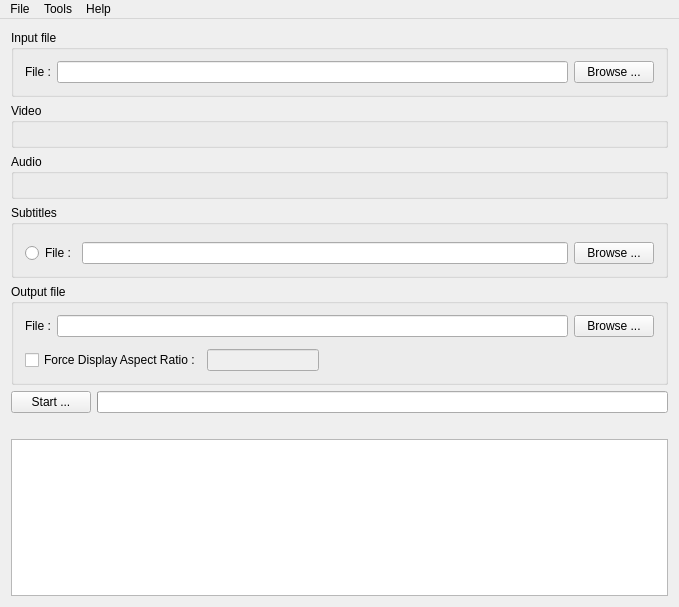
This is src/QtlMovie/QtlMovieMainWindow.ui in qtlmovie/qtlmovie as Qt 5 draws it before an edit. The edited form follows.
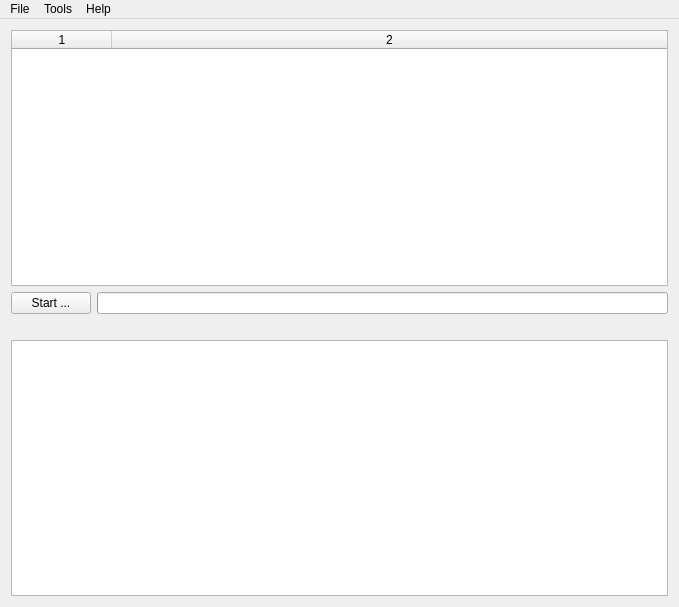
This is the edited form. Icons and pictures are not drawn. Custom widgets are drawn as their Qt base class.

What changed in the file:
```diff
--- a/src/QtlMovie/QtlMovieMainWindow.ui
+++ b/src/QtlMovie/QtlMovieMainWindow.ui
@@ -19,7 +19,22 @@
   </property>
   <widget class="QWidget" name="centralWidget">
    <layout class="QGridLayout" name="layoutCentral">
-    <item row="8" column="1">
+    <item row="0" column="0" colspan="2">
+     <widget class="QTableWidget" name="taskList">
+      <property name="columnCount">
+       <number>2</number>
+      </property>
+      <attribute name="horizontalHeaderStretchLastSection">
+       <bool>true</bool>
+      </attribute>
+      <attribute name="verticalHeaderVisible">
+       <bool>false</bool>
+      </attribute>
+      <column/>
+      <column/>
+     </widget>
+    </item>
+    <item row="2" column="1">
      <widget class="QLabel" name="labelRemainingTime">
       <property name="text">
        <string/>
@@ -29,7 +44,7 @@
       </property>
      </widget>
     </item>
-    <item row="7" column="1">
+    <item row="1" column="1">
      <widget class="QProgressBar" name="progressBarEncode">
       <property name="value">
        <number>0</number>
@@ -39,223 +54,20 @@
       </property>
      </widget>
     </item>
-    <item row="9" column="0" colspan="2">
+    <item row="3" column="0" colspan="2">
      <widget class="QtlPlainTextLogger" name="log">
       <property name="textInteractionFlags">
        <set>Qt::TextSelectableByKeyboard|Qt::TextSelectableByMouse</set>
       </property>
      </widget>
     </item>
-    <item row="7" column="0">
+    <item row="1" column="0">
      <widget class="QPushButton" name="buttonStart">
       <property name="text">
        <string>Start ...</string>
       </property>
      </widget>
     </item>
-    <item row="5" column="0" colspan="2">
-     <widget class="QGroupBox" name="groupOutputFile">
-      <property name="title">
-       <string>Output file</string>
-      </property>
-      <layout class="QGridLayout" name="layoutOutput">
-       <item row="0" column="1">
-        <widget class="QtlLineEdit" name="editOutputFile"/>
-       </item>
-       <item row="0" column="2">
-        <widget class="QPushButton" name="buttonOutputFile">
-         <property name="text">
-          <string>Browse ...</string>
-         </property>
-        </widget>
-       </item>
-       <item row="0" column="0">
-        <widget class="QLabel" name="labelOutputFile">
-         <property name="text">
-          <string>File :</string>
-         </property>
-        </widget>
-       </item>
-       <item row="1" column="0" colspan="3">
-        <widget class="QtlButtonGrid" name="boxOutputTypes" native="true">
-         <property name="sizePolicy">
-          <sizepolicy hsizetype="Expanding" vsizetype="Minimum">
-           <horstretch>0</horstretch>
-           <verstretch>0</verstretch>
-          </sizepolicy>
-         </property>
-        </widget>
-       </item>
-       <item row="2" column="0" colspan="3">
-        <widget class="QWidget" name="boxAspectRatio" native="true">
-         <layout class="QHBoxLayout" name="layoutForceDAR">
-          <property name="leftMargin">
-           <number>0</number>
-          </property>
-          <property name="topMargin">
-           <number>0</number>
-          </property>
-          <property name="rightMargin">
-           <number>0</number>
-          </property>
-          <property name="bottomMargin">
-           <number>0</number>
-          </property>
-          <item>
-           <widget class="QCheckBox" name="checkForceDAR">
-            <property name="text">
-             <string>Force Display Aspect Ratio :</string>
-            </property>
-           </widget>
-          </item>
-          <item>
-           <widget class="QLineEdit" name="editForceDAR">
-            <property name="enabled">
-             <bool>false</bool>
-            </property>
-            <property name="inputMask">
-             <string notr="true"/>
-            </property>
-           </widget>
-          </item>
-          <item>
-           <spacer name="spacerForceDAR2">
-            <property name="orientation">
-             <enum>Qt::Horizontal</enum>
-            </property>
-            <property name="sizeHint" stdset="0">
-             <size>
-              <width>40</width>
-              <height>20</height>
-             </size>
-            </property>
-           </spacer>
-          </item>
-          <item>
-           <spacer name="spacerForceDAR3">
-            <property name="orientation">
-             <enum>Qt::Horizontal</enum>
-            </property>
-            <property name="sizeHint" stdset="0">
-             <size>
-              <width>40</width>
-              <height>20</height>
-             </size>
-            </property>
-           </spacer>
-          </item>
-          <item>
-           <spacer name="spacerForceDAR1">
-            <property name="orientation">
-             <enum>Qt::Horizontal</enum>
-            </property>
-            <property name="sizeHint" stdset="0">
-             <size>
-              <width>40</width>
-              <height>20</height>
-             </size>
-            </property>
-           </spacer>
-          </item>
-         </layout>
-        </widget>
-       </item>
-      </layout>
-     </widget>
-    </item>
-    <item row="0" column="0" colspan="2">
-     <widget class="QGroupBox" name="groupInputFile">
-      <property name="title">
-       <string>Input file</string>
-      </property>
-      <layout class="QGridLayout" name="layoutInput">
-       <item row="0" column="2">
-        <widget class="QPushButton" name="buttonInputFile">
-         <property name="text">
-          <string>Browse ...</string>
-         </property>
-        </widget>
-       </item>
-       <item row="0" column="1">
-        <widget class="QtlLineEdit" name="editInputFile"/>
-       </item>
-       <item row="0" column="0">
-        <widget class="QLabel" name="labelInputFile">
-         <property name="text">
-          <string>File :</string>
-         </property>
-        </widget>
-       </item>
-      </layout>
-     </widget>
-    </item>
-    <item row="1" column="0" colspan="2">
-     <widget class="QGroupBox" name="groupVideo">
-      <property name="title">
-       <string>Video</string>
-      </property>
-      <layout class="QVBoxLayout" name="layoutVideo">
-       <item>
-        <widget class="QtlButtonGrid" name="boxVideoStreams" native="true"/>
-       </item>
-      </layout>
-     </widget>
-    </item>
-    <item row="2" column="0" colspan="2">
-     <widget class="QGroupBox" name="groupAudio">
-      <property name="title">
-       <string>Audio</string>
-      </property>
-      <layout class="QVBoxLayout" name="layoutAudio">
-       <item>
-        <widget class="QtlButtonGrid" name="boxAudioStreams" native="true"/>
-       </item>
-      </layout>
-     </widget>
-    </item>
-    <item row="4" column="0" colspan="2">
-     <widget class="QGroupBox" name="groupSubtitles">
-      <property name="title">
-       <string>Subtitles</string>
-      </property>
-      <layout class="QGridLayout" name="gridLayout">
-       <item row="0" column="0" colspan="3">
-        <widget class="QtlButtonGrid" name="boxSubtitleStreams" native="true">
-         <widget class="QRadioButton" name="radioButtonNoSubtitle">
-          <property name="geometry">
-           <rect>
-            <x>0</x>
-            <y>0</y>
-            <width>48</width>
-            <height>17</height>
-           </rect>
-          </property>
-          <property name="text">
-           <string>None</string>
-          </property>
-         </widget>
-        </widget>
-       </item>
-       <item row="1" column="0">
-        <widget class="QRadioButton" name="radioButtonSubtitleFile">
-         <property name="text">
-          <string>File :</string>
-         </property>
-        </widget>
-       </item>
-       <item row="1" column="1">
-        <widget class="QtlLineEdit" name="editSubtitleFile"/>
-       </item>
-       <item row="1" column="2">
-        <widget class="QPushButton" name="buttonSubtitleFile">
-         <property name="text">
-          <string>Browse ...</string>
-         </property>
-        </widget>
-       </item>
-      </layout>
-     </widget>
-    </item>
    </layout>
   </widget>
   <widget class="QMenuBar" name="menuBar">
@@ -408,11 +220,6 @@
  </widget>
  <layoutdefault spacing="6" margin="11"/>
  <customwidgets>
-  <customwidget>
-   <class>QtlLineEdit</class>
-   <extends>QLineEdit</extends>
-   <header>QtlLineEdit.h</header>
-  </customwidget>
   <customwidget>
    <class>QtlPlainTextLogger</class>
    <extends>QPlainTextEdit</extends>
@@ -423,12 +230,6 @@
     <slot>save()</slot>
    </slots>
   </customwidget>
-  <customwidget>
-   <class>QtlButtonGrid</class>
-   <extends>QWidget</extends>
-   <header>QtlButtonGrid.h</header>
-   <container>1</container>
-  </customwidget>
  </customwidgets>
  <resources>
   <include location="QtlMovie.qrc"/>
```
Left out of the diff: 208 changed lines with no effect on the pictures.
